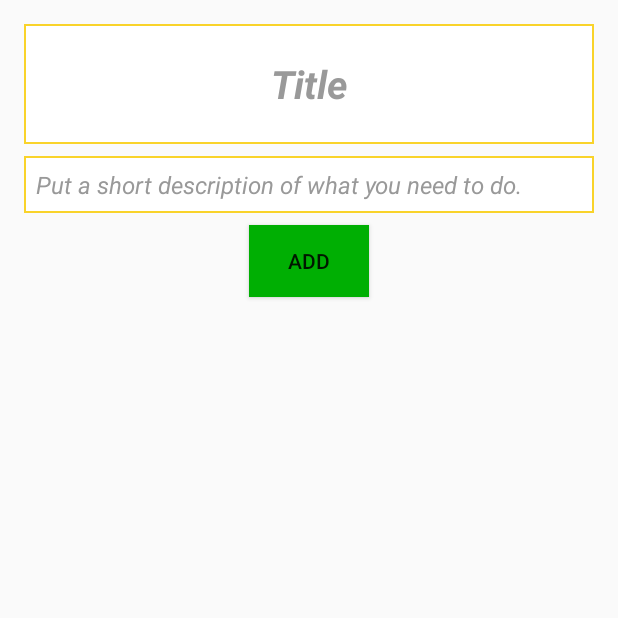
After one commit to banecogic/ToDoApp, an Android app: the AddToDoActivity screen opened directly, with no data from a screen before it, on a phone screen of 412 x 824 dp, the top half of it. The commit adds this screen. Run offline under Robolectric (Android 15) with nearby library versions, the phone set to English and light mode, and no system bars.

Commit message:
Adding ToDoItems implemented. No more dummy list, ToDoItems persisted in preference store.

```diff
--- a/app/build.gradle
+++ b/app/build.gradle
@@ -21,9 +21,11 @@ android {
 
 dependencies {
     compile fileTree(dir: 'libs', include: ['*.jar'])
+
     androidTestCompile('com.android.support.test.espresso:espresso-core:2.2.2', {
         exclude group: 'com.android.support', module: 'support-annotations'
     })
     compile 'com.android.support:appcompat-v7:24.2.1'
+    compile group: 'com.google.code.gson', name: 'gson', version: '2.7'
     testCompile 'junit:junit:4.12'
 }
--- a/app/src/main/AndroidManifest.xml
+++ b/app/src/main/AndroidManifest.xml
@@ -3,6 +3,7 @@
     package="com.example.todoapp">
 
     <application
+        android:name=".ToDoApplication"
         android:allowBackup="true"
         android:icon="@mipmap/ic_launcher"
         android:label="@string/app_name"
@@ -15,6 +16,7 @@
                 <category android:name="android.intent.category.LAUNCHER" />
             </intent-filter>
         </activity>
+        <activity android:name=".activity.AddToDoActivity" />
     </application>
 
 </manifest>
--- /dev/null
+++ b/app/src/main/java/com/example/todoapp/activity/AddToDoActivity.java
@@ -0,0 +1,177 @@
+package com.example.todoapp.activity;
+
+import android.app.Service;
+import android.content.Intent;
+import android.content.SharedPreferences;
+import android.content.res.Configuration;
+import android.graphics.Color;
+import android.graphics.Typeface;
+import android.icu.text.DisplayContext;
+import android.support.v7.app.AppCompatActivity;
+import android.os.Bundle;
+import android.view.KeyEvent;
+import android.view.MotionEvent;
+import android.view.View;
+import android.view.WindowManager;
+import android.view.inputmethod.InputMethodManager;
+import android.widget.Button;
+import android.widget.EditText;
+import android.widget.LinearLayout;
+
+import com.example.todoapp.R;
+import com.example.todoapp.manager.PreferenceManager;
+import com.example.todoapp.model.ToDoItem;
+
+import java.util.Date;
+
+public class AddToDoActivity extends AppCompatActivity {
+
+    private boolean isTitleTouched = false;
+    private boolean isDescriptionTouched = false;
+
+    private final String PREVIOUSLY_TYPED_TITLE = "previouslyTypedTitle";
+    private final String PREVIOUSLY_TYPED_DESCRIPTION = "previouslyTypedDescription";
+
+    private EditText title;
+    private EditText description;
+
+    SharedPreferences sharedPreferences;
+
+    @Override
+    protected void onCreate(Bundle savedInstanceState) {
+        super.onCreate(savedInstanceState);
+        setContentView(R.layout.activity_add_to_do);
+        sharedPreferences = getPreferences(MODE_PRIVATE);
+
+        initViewComponents();
+    }
+
+    @Override
+    protected void onStart() {
+        super.onStart();
+
+        String previousTitle = sharedPreferences.getString(PREVIOUSLY_TYPED_TITLE, null);
+        String previousDescription = sharedPreferences.getString(PREVIOUSLY_TYPED_DESCRIPTION, null);
+
+        if(previousTitle!=null){
+            EditText title = (EditText) findViewById(R.id.new_to_do_title);
+            title.setText(previousTitle);
+        }
+        if(previousDescription!=null){
+            EditText description = (EditText) findViewById(R.id.new_to_do_description);
+            description.setText(previousDescription);
+        }
+    }
+
+    @Override
+    protected void onStop() {
+        super.onStop();
+
+        SharedPreferences.Editor editor = sharedPreferences.edit();
+        EditText title = (EditText) findViewById(R.id.new_to_do_title);
+        EditText description = (EditText) findViewById(R.id.new_to_do_description);
+
+        editor.putString(PREVIOUSLY_TYPED_TITLE, title.getText().toString());
+        editor.putString(PREVIOUSLY_TYPED_DESCRIPTION, description.getText().toString());
+        editor.commit();
+    }
+
+
+    private void initViewComponents() {
+
+        final EditText title = (EditText) findViewById(R.id.new_to_do_title);
+        this.title = title;
+        final EditText description = (EditText) findViewById(R.id.new_to_do_description);
+        this.description = description;
+        final Button addBtn = (Button) findViewById(R.id.add_button);
+
+        title.setTypeface(null, Typeface.BOLD_ITALIC);
+
+        title.setOnTouchListener(new View.OnTouchListener() {
+            @Override
+            public boolean onTouch(View v, MotionEvent event) {
+                if(!isTitleTouched){
+                    isTitleTouched = true;
+                    title.setTextColor(Color.parseColor("#000000"));
+                    title.setTypeface(null, Typeface.BOLD);
+                    title.setText("");
+                }
+                getWindow().setSoftInputMode(WindowManager.LayoutParams.SOFT_INPUT_STATE_ALWAYS_VISIBLE);
+                return false;
+            }
+        });
+
+        description.setOnTouchListener(new View.OnTouchListener() {
+            @Override
+            public boolean onTouch(View v, MotionEvent event) {
+                if(!isDescriptionTouched){
+                    isDescriptionTouched = true;
+                    description.setTextColor(Color.parseColor("#000000"));
+                    description.setTypeface(null, Typeface.NORMAL);
+                    description.setText("");
+                }
+                getWindow().setSoftInputMode(WindowManager.LayoutParams.SOFT_INPUT_STATE_ALWAYS_VISIBLE);
+                return false;
+            }
+        });
+
+        title.setOnFocusChangeListener(new View.OnFocusChangeListener() {
+            @Override
+            public void onFocusChange(View v, boolean hasFocus) {
+                EditText view = null;
+                if(v instanceof EditText)
+                    view = (EditText) v;
+
+                // IF TITLE VIEW LOSE FOCUS AND IS EMPTY PUT THE PLACEHOLDER FOR THE TITLE BACK
+                if(view != null && view.getText().length()==0 && !hasFocus) {
+                    view.setText(R.string.title_placeholder);
+                    view.setTypeface(null, Typeface.BOLD_ITALIC);
+                    int color = getResources().getColor(R.color.colorPlaceholder);
+                    view.setTextColor(color);
+                    isTitleTouched = false;
+                }
+            }
+        });
+
+        description.setOnFocusChangeListener(new View.OnFocusChangeListener() {
+            @Override
+            public void onFocusChange(View v, boolean hasFocus) {
+                EditText view = null;
+                if(v instanceof EditText)
+                    view = (EditText) v;
+
+                // IF DESCRIPTION VIEW LOSE FOCUS AND IS EMPTY PUT THE PLACEHOLDER FOR THE DESCRIPTION BACK
+                if(view != null && view.getText().length()==0 && !hasFocus) {
+                    view.setText(R.string.description_placeholder);
+                    view.setTypeface(null, Typeface.ITALIC);
+                    int color = getResources().getColor(R.color.colorPlaceholder);
+                    view.setTextColor(color);
+                    isDescriptionTouched = false;
+                }
+            }
+        });
+
+        final Intent backToMainIntent = new Intent(this, MainActivity.class);
+
+        addBtn.setOnClickListener(new View.OnClickListener() {
+            @Override
+            public void onClick(View v) {
+                ToDoItem newToDoItem = new ToDoItem(title.getText().toString(), description.getText().toString(), new Date(), false);
+                PreferenceManager.getInstance().addToDoItem(newToDoItem);
+
+                /* TODO: MOVE THIS PIECE OF CODE. PUT PLACEHOLDERS BEFORE FINISH PROBABLY ON STOP.
+                CURRENTLY THIS MAKES A "FLASHING" EFFECT PRIOR TO SWITCHING BACK TO MAIN THREAD */
+                title.setText(R.string.title_placeholder);
+                title.setTypeface(null, Typeface.BOLD_ITALIC);
+                int color = getResources().getColor(R.color.colorPlaceholder);
+                title.setTextColor(color);
+                isTitleTouched = false;
+                description.setText(R.string.description_placeholder);
+                description.setTypeface(null, Typeface.ITALIC);
+                description.setTextColor(color);
+                isDescriptionTouched = false;
+                finish();
+            }
+        });
+    }
+}
--- /dev/null
+++ b/app/src/main/res/drawable/edit_text_style.xml
@@ -0,0 +1,7 @@
+<?xml version="1.0" encoding="utf-8"?>
+<shape xmlns:android="http://schemas.android.com/apk/res/android">
+    <solid android:color="@color/colorAccent" />
+    <stroke
+        android:width="1dp"
+        android:color="@color/colorPrimaryDark" />
+</shape>
--- /dev/null
+++ b/app/src/main/res/layout/activity_add_to_do.xml
@@ -0,0 +1,51 @@
+<?xml version="1.0" encoding="utf-8"?>
+<LinearLayout xmlns:android="http://schemas.android.com/apk/res/android"
+    xmlns:tools="http://schemas.android.com/tools"
+    android:id="@+id/activity_add_to_do"
+    android:layout_width="match_parent"
+    android:layout_height="match_parent"
+    android:paddingBottom="@dimen/activity_vertical_margin"
+    android:paddingLeft="@dimen/activity_horizontal_margin"
+    android:paddingRight="@dimen/activity_horizontal_margin"
+    android:paddingTop="@dimen/activity_vertical_margin"
+    android:orientation="vertical"
+    tools:context="com.example.todoapp.activity.AddToDoActivity">
+
+    <EditText
+        android:id="@+id/new_to_do_title"
+        android:layout_width="match_parent"
+        android:layout_height="80dp"
+        android:textCursorDrawable="@null"
+        android:text="@string/title_placeholder"
+        android:fontFamily="Tahoma"
+        android:textSize="26sp"
+        android:textAlignment="center"
+        android:textColor="@color/colorPlaceholder"
+        android:background="@drawable/edit_text_style"
+        android:textStyle="italic"
+        android:padding="8dp" />
+
+    <EditText
+        android:id="@+id/new_to_do_description"
+        android:layout_width="match_parent"
+        android:layout_height="wrap_content"
+        android:cursorVisible="true"
+        android:textCursorDrawable="@null"
+        android:text="@string/description_placeholder"
+        android:fontFamily="Tahoma"
+        android:textSize="16sp"
+        android:textColor="@color/colorPlaceholder"
+        android:background="@drawable/edit_text_style"
+        android:textStyle="italic"
+        android:layout_marginTop="8dp"
+        android:padding="8dp" />
+
+    <Button
+        android:id="@+id/add_button"
+        android:layout_width="80dp"
+        android:layout_height="wrap_content"
+        android:text="@string/add"
+        android:background="@color/colorSuccessDark"
+        android:layout_gravity="center"
+        android:layout_marginTop="8dp" />
+</LinearLayout>
--- /dev/null
+++ b/app/src/main/res/values-w820dp/dimens.xml
@@ -0,0 +1,6 @@
+<resources>
+    <!-- Example customization of dimensions originally defined in res/values/dimens.xml
+         (such as screen margins) for screens with more than 820dp of available width. This
+         would include 7" and 10" devices in landscape (~960dp and ~1280dp respectively). -->
+    <dimen name="activity_horizontal_margin">64dp</dimen>
+</resources>
--- a/app/src/main/res/values/colors.xml
+++ b/app/src/main/res/values/colors.xml
@@ -3,4 +3,6 @@
     <color name="colorPrimary">#ffe367</color>
     <color name="colorPrimaryDark">#f9d32a</color>
     <color name="colorAccent">#ffffff</color>
+    <color name="colorPlaceholder">#999999</color>
+    <color name="colorSuccessDark">#00af03</color>
 </resources>
--- /dev/null
+++ b/app/src/main/res/values/dimens.xml
@@ -0,0 +1,5 @@
+<resources>
+    <!-- Default screen margins, per the Android Design guidelines. -->
+    <dimen name="activity_horizontal_margin">16dp</dimen>
+    <dimen name="activity_vertical_margin">16dp</dimen>
+</resources>
--- a/app/src/main/res/values/strings.xml
+++ b/app/src/main/res/values/strings.xml
@@ -4,4 +4,7 @@
     <string name="title">Title</string>
     <string name="date">Date</string>
     <string name="not_done">Not done</string>
+    <string name="title_placeholder">Title</string>
+    <string name="description_placeholder">Put a short description of what you need to do.</string>
+    <string name="add">Add</string>
 </resources>
```
Also changed, not shown: app/src/main/java/com/example/todoapp/ToDoApplication.java (added, +23 -0 lines), app/src/main/java/com/example/todoapp/activity/MainActivity.java (+40 -2 lines), app/src/main/java/com/example/todoapp/adapter/ToDoListViewAdapter.java (+4 -14 lines), app/src/main/java/com/example/todoapp/manager/PreferenceManager.java (added, +67 -0 lines), app/src/main/java/com/example/todoapp/model/ToDoItem.java (+32 -4 lines), app/src/main/res/layout/activity_main.xml (+12 -1 lines), app/src/main/res/drawable-hdpi/add_to_do_button.png (added), app/src/main/res/drawable-mdpi/add_to_do_button.png (added), app/src/main/res/drawable-xhdpi/add_to_do_button.png (added), app/src/main/res/drawable-xxhdpi/add_to_do_button.png (added).
